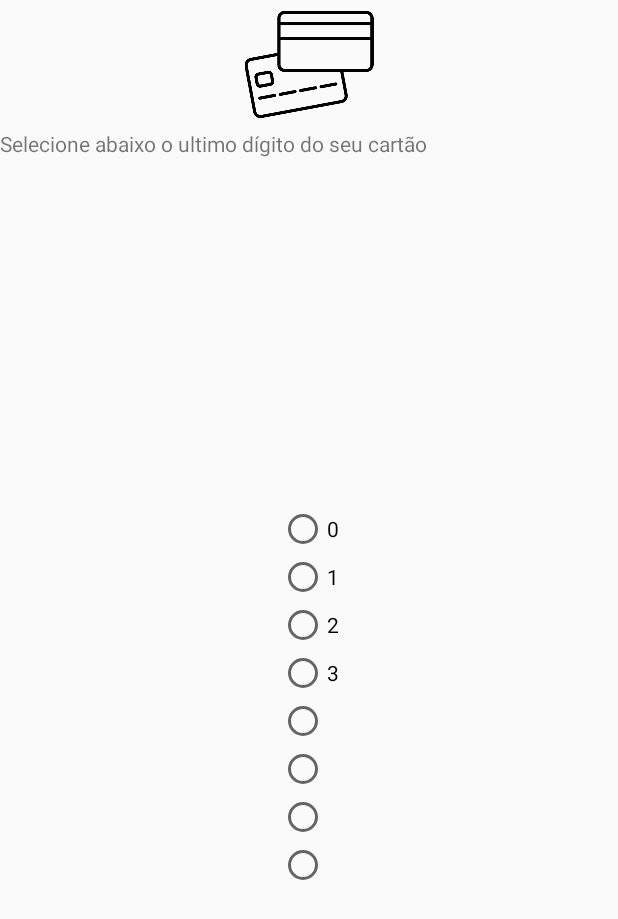
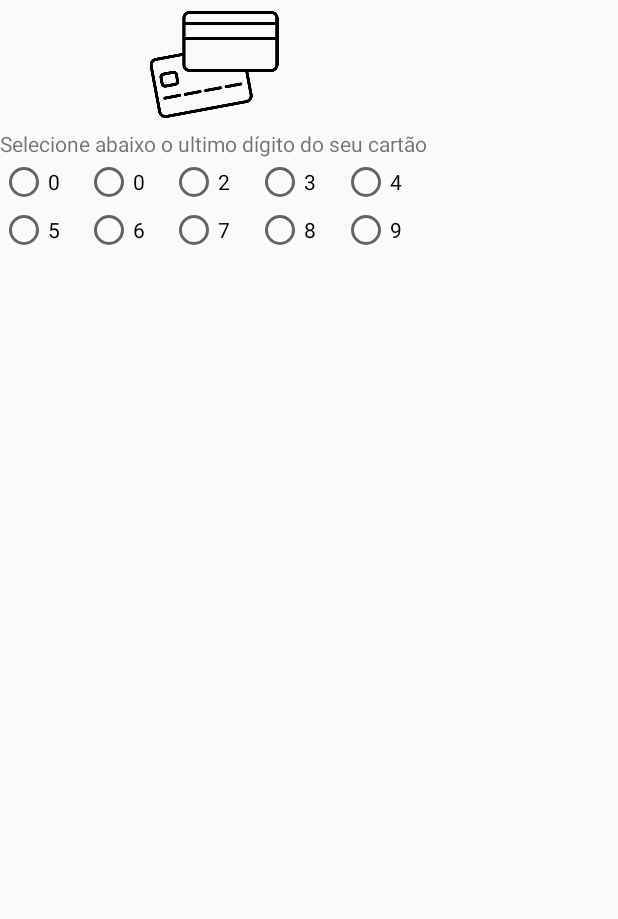
Before and after one commit to vluk4/AndroidProjects, an Android app: the layout last_card_digit_dialog.xml on its own in the app's theme, with its tools: preview values and no code run, on a phone screen of 412 x 824 dp. Shown: the top 919 px of the screen. Run offline under Robolectric (Android 15) with nearby library versions, the phone set to English and light mode, and no system bars.

Commit message:
digit dialog radio

```diff
--- a/ConsultaINSS/app/src/main/res/layout/last_card_digit_dialog.xml
+++ b/ConsultaINSS/app/src/main/res/layout/last_card_digit_dialog.xml
@@ -2,8 +2,8 @@
 <androidx.constraintlayout.widget.ConstraintLayout xmlns:android="http://schemas.android.com/apk/res/android"
     xmlns:app="http://schemas.android.com/apk/res-auto"
     xmlns:tools="http://schemas.android.com/tools"
-    android:layout_width="match_parent"
-    android:layout_height="match_parent"
+    android:layout_width="wrap_content"
+    android:layout_height="wrap_content"
     tools:context=".LastCardDigitDialogFragment">
 
 
@@ -11,6 +11,7 @@
         android:id="@+id/imageView2"
         android:layout_width="0dp"
         android:layout_height="86dp"
+        android:contentDescription="@string/card_image_description"
         android:src="@drawable/pngwave"
         app:layout_constraintEnd_toEndOf="parent"
         app:layout_constraintStart_toStartOf="parent"
@@ -25,41 +26,87 @@
         app:layout_constraintTop_toBottomOf="@+id/imageView2" />
 
     <RadioGroup
-        android:layout_width="wrap_content"
+        android:layout_width="0dp"
         android:layout_height="wrap_content"
+        android:orientation="vertical"
         app:layout_constraintBottom_toBottomOf="parent"
         app:layout_constraintEnd_toEndOf="parent"
         app:layout_constraintStart_toStartOf="parent"
-        app:layout_constraintTop_toBottomOf="@+id/textView" >
+        app:layout_constraintTop_toBottomOf="@+id/textView">
+
+        <LinearLayout
+            android:layout_width="match_parent"
+            android:layout_height="match_parent"
+            android:orientation="horizontal">
+
             <RadioButton
-            android:layout_width="wrap_content"
+                android:layout_width="0dp"
+                android:layout_weight="1"
                 android:layout_height="wrap_content"
-            android:text="0"/>
+                android:text="@string/digit_zero" />
+
             <RadioButton
-            android:layout_width="wrap_content"
+                android:layout_width="0dp"
+                android:layout_weight="1"
                 android:layout_height="wrap_content"
-            android:text="1"/>
+                android:text="@string/digit_one" />
+
             <RadioButton
-            android:layout_width="wrap_content"
+                android:layout_width="0dp"
+                android:layout_weight="1"
                 android:layout_height="wrap_content"
-            android:text="2"/>
+                android:text="@string/digit_two" />
+
             <RadioButton
-            android:layout_width="wrap_content"
+                android:layout_width="0dp"
+                android:layout_weight="1"
                 android:layout_height="wrap_content"
-            android:text="3"/>
+                android:text="@string/digit_three" />
+
             <RadioButton
-            android:layout_width="wrap_content"
+                android:layout_width="0dp"
+                android:layout_weight="1"
                 android:layout_height="wrap_content"
-            />
+                android:text="@string/digit_four" />
+
+        </LinearLayout>
+
+        <LinearLayout
+            android:layout_width="match_parent"
+            android:layout_height="match_parent"
+            android:orientation="horizontal">
+
             <RadioButton
-            android:layout_width="wrap_content"
-            android:layout_height="wrap_content"/>
+                android:layout_width="0dp"
+                android:layout_weight="1"
+                android:layout_height="wrap_content"
+                android:text="@string/digit_five" />
+
             <RadioButton
-            android:layout_width="wrap_content"
-            android:layout_height="wrap_content"/>
+                android:layout_width="0dp"
+                android:layout_weight="1"
+                android:layout_height="wrap_content"
+                android:text="@string/digit_six" />
+
             <RadioButton
-            android:layout_width="wrap_content"
-            android:layout_height="wrap_content"/>
+                android:layout_width="0dp"
+                android:layout_weight="1"
+                android:layout_height="wrap_content"
+                android:text="@string/digit_seven" />
+
+            <RadioButton
+                android:layout_width="0dp"
+                android:layout_weight="1"
+                android:layout_height="wrap_content"
+                android:text="@string/digit_eight" />
+
+            <RadioButton
+                android:layout_width="0dp"
+                android:layout_weight="1"
+                android:layout_height="wrap_content"
+                android:text="@string/digit_nine" />
+
+        </LinearLayout>
 
     </RadioGroup>
 </androidx.constraintlayout.widget.ConstraintLayout>
--- a/ConsultaINSS/app/src/main/res/values/strings.xml
+++ b/ConsultaINSS/app/src/main/res/values/strings.xml
@@ -6,4 +6,15 @@
     <!-- TODO: Remove or change this placeholder text -->
     <string name="hello_blank_fragment">Hello blank fragment</string>
     <string name="text_ultimo_digito">Selecione abaixo o ultimo dígito do seu cartão</string>
+    <string name="digit_one">0</string>
+    <string name="digit_zero">0</string>
+    <string name="digit_two">2</string>
+    <string name="digit_three">3</string>
+    <string name="digit_four">4</string>
+    <string name="digit_five">5</string>
+    <string name="digit_six">6</string>
+    <string name="digit_seven">7</string>
+    <string name="digit_eight">8</string>
+    <string name="digit_nine">9</string>
+    <string name="card_image_description">cartão indicando o ultimo dígito</string>
 </resources>
```
Lines whose indentation alone changed are shown as unchanged.
